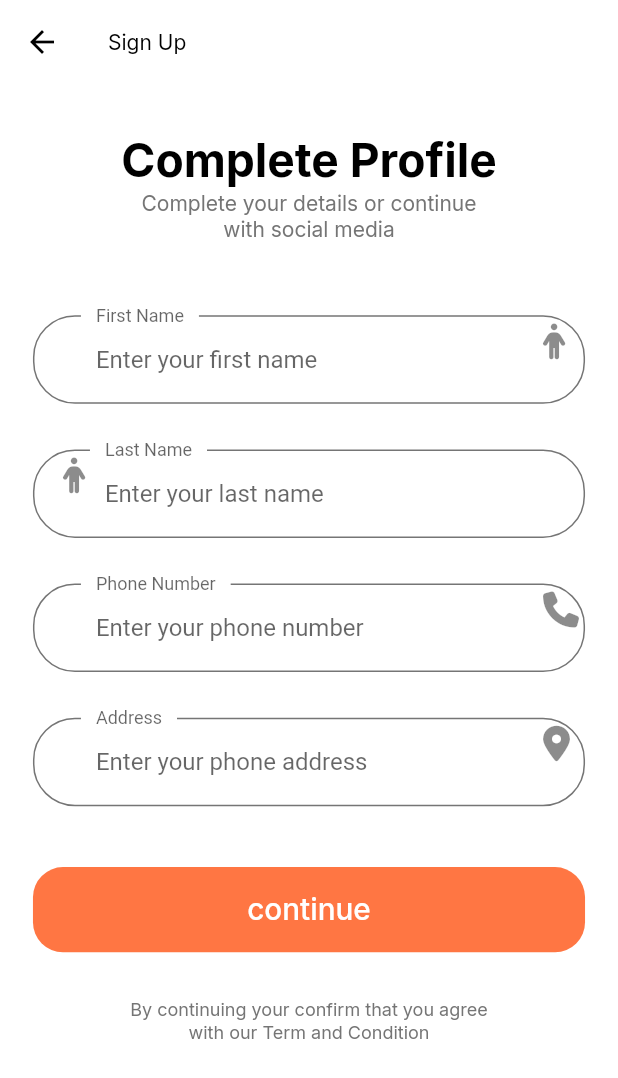
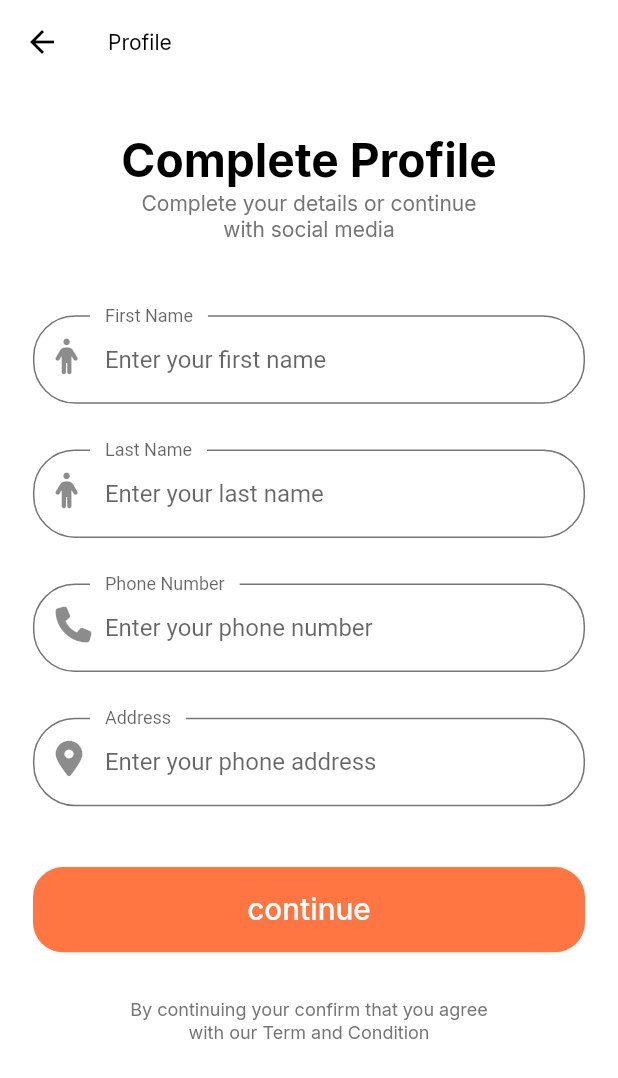
Before and after one commit to infinitedim/shoppu, a Flutter app: the CompleteProfileScreen screen opened by its route, on a phone screen of 412 x 824 dp. Shown: the top 1078 px of the screen. Run offline on Flutter 3.47's test engine with Material 2 defaults, Android fonts, the phone set to English and light mode, and no system bars; our stand-ins replace firebase_auth, firebase_core, font_awesome_flutter, google_fonts; accounts and stored records are empty; Roboto replaces fonts that are missing (Muli).

Commit message:
feat(profile): add complete profile screen

```diff
--- a/lib/screens/complete_profile_screen.dart
+++ b/lib/screens/complete_profile_screen.dart
@@ -11,7 +11,7 @@ class CompleteProfileScreen extends StatelessWidget {
   Widget build(BuildContext context) {
     return Scaffold(
       appBar: AppBar(
-        title: const Text('Sign Up'),
+        title: const Text('Profile'),
       ),
       body: SizedBox(
         width: double.infinity,
@@ -72,8 +72,8 @@ class _CompleteProfileFormState extends State<CompleteProfileForm> {
               labelText: "First Name",
               hintText: "Enter your first name",
               floatingLabelBehavior: FloatingLabelBehavior.always,
-              suffixIcon: Container(
-                padding: const EdgeInsets.only(left: 20.0),
+              prefixIcon: Container(
+                padding: const EdgeInsets.only(top: 10.0, left: 15.0),
                 child: const FaIcon(FontAwesomeIcons.person),
               ),
             ),
@@ -82,13 +82,12 @@ class _CompleteProfileFormState extends State<CompleteProfileForm> {
             height: getProportionateScreenHeight(30),
           ),
           TextFormField(
-            onSaved: (newValue) => lastName = newValue,
             decoration: InputDecoration(
               labelText: "Last Name",
               hintText: "Enter your last name",
               floatingLabelBehavior: FloatingLabelBehavior.always,
               prefixIcon: Container(
-                padding: const EdgeInsets.only(left: 20.0),
+                padding: const EdgeInsets.only(top: 10.0, left: 15.0),
                 child: const FaIcon(FontAwesomeIcons.person),
               ),
             ),
@@ -98,14 +97,13 @@ class _CompleteProfileFormState extends State<CompleteProfileForm> {
           ),
           TextFormField(
             keyboardType: TextInputType.phone,
-            onSaved: (newValue) => phoneNumber = newValue,
             onChanged: (value) {},
             decoration: InputDecoration(
               labelText: "Phone Number",
               hintText: "Enter your phone number",
               floatingLabelBehavior: FloatingLabelBehavior.always,
-              suffixIcon: Container(
-                padding: const EdgeInsets.only(left: 20.0),
+              prefixIcon: Container(
+                padding: const EdgeInsets.only(top: 10.0, left: 15.0),
                 child: const FaIcon(FontAwesomeIcons.phone),
               ),
             ),
@@ -120,8 +118,8 @@ class _CompleteProfileFormState extends State<CompleteProfileForm> {
               labelText: "Address",
               hintText: "Enter your phone address",
               floatingLabelBehavior: FloatingLabelBehavior.always,
-              suffixIcon: Container(
-                padding: const EdgeInsets.only(left: 20.0),
+              prefixIcon: Container(
+                padding: const EdgeInsets.only(top: 10.0, left: 15.0),
                 child: const FaIcon(FontAwesomeIcons.locationDot),
               ),
             ),
--- a/lib/screens/profile_screen.dart
+++ b/lib/screens/profile_screen.dart
@@ -26,7 +26,7 @@ class ProfileScreen extends StatelessWidget {
             ProfileMenu(
               text: "My Account",
               icon: FontAwesomeIcons.user,
-              onPressed: () => {},
+              onPressed: () {},
             ),
             ProfileMenu(
               text: "Notifications",
@@ -36,7 +36,9 @@ class ProfileScreen extends StatelessWidget {
             ProfileMenu(
               text: "Settings",
               icon: FontAwesomeIcons.gears,
-              onPressed: () {},
+              onPressed: () {
+                Navigator.pushNamed(context, completeProfile);
+              },
             ),
             ProfileMenu(
               text: "Help Center",
@@ -82,8 +84,9 @@ class ProfileMenu extends StatelessWidget {
       child: TextButton(
         style: TextButton.styleFrom(
           padding: const EdgeInsets.all(20),
-          shape:
-              RoundedRectangleBorder(borderRadius: BorderRadius.circular(15)),
+          shape: RoundedRectangleBorder(
+            borderRadius: BorderRadius.circular(15),
+          ),
           backgroundColor: const Color(0xFFF5F6F9),
         ),
         onPressed: onPressed,
@@ -98,7 +101,9 @@ class ProfileMenu extends StatelessWidget {
               child: Text(
                 text,
                 style: GoogleFonts.inter(
-                    fontWeight: FontWeight.normal, color: Colors.black),
+                  fontWeight: FontWeight.normal,
+                  color: Colors.black,
+                ),
               ),
             ),
             const Icon(Icons.arrow_forward_ios),
```
